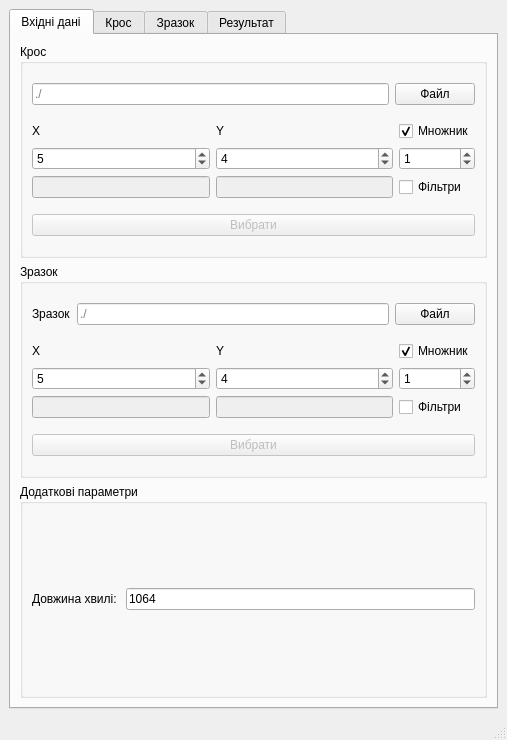
This is form.ui in xkronosua/QTR as Qt 5 draws it before an edit. The edited form follows.
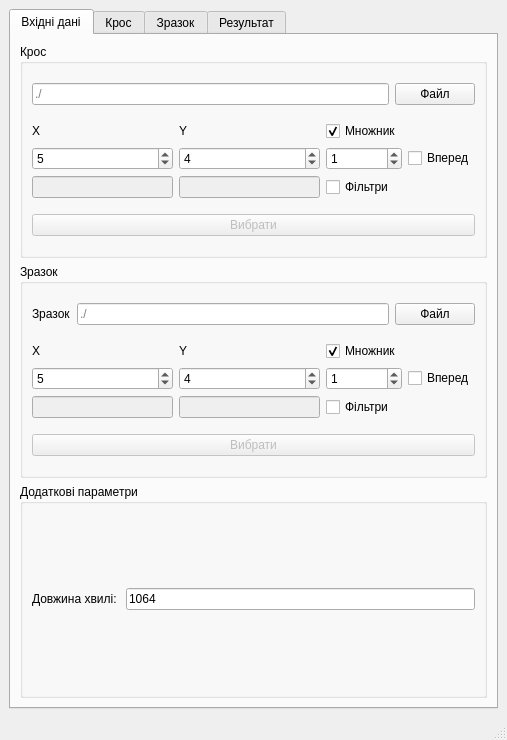
This is the edited form.

Commit message: додав відділення руху вперед для випадків великого гістерезису

Diff of the .ui file:
```diff
--- a/form.ui
+++ b/form.ui
@@ -105,7 +105,7 @@
            </item>
            <item>
             <layout class="QGridLayout" name="gridLayout_2">
-             <item row="1" column="1">
+             <item row="2" column="1">
               <widget class="QSpinBox" name="cYColumn">
                <property name="minimum">
                 <number>0</number>
@@ -118,7 +118,7 @@
                </property>
               </widget>
              </item>
-             <item row="1" column="3">
+             <item row="2" column="3">
               <widget class="QSpinBox" name="cMColumn">
                <property name="minimum">
                 <number>0</number>
@@ -131,7 +131,7 @@
                </property>
               </widget>
              </item>
-             <item row="1" column="0">
+             <item row="2" column="0">
               <widget class="QSpinBox" name="cXColumn">
                <property name="minimum">
                 <number>0</number>
@@ -186,27 +186,34 @@
                </property>
               </widget>
              </item>
-             <item row="2" column="0">
+             <item row="3" column="0">
               <widget class="QLineEdit" name="cXFilt">
                <property name="enabled">
                 <bool>false</bool>
                </property>
               </widget>
              </item>
-             <item row="2" column="1">
+             <item row="3" column="1">
               <widget class="QLineEdit" name="cYFilt">
                <property name="enabled">
                 <bool>false</bool>
                </property>
               </widget>
              </item>
-             <item row="2" column="3">
+             <item row="3" column="3">
               <widget class="QCheckBox" name="cFilt">
                <property name="text">
                 <string>Фільтри</string>
                </property>
               </widget>
              </item>
+             <item row="2" column="4">
+              <widget class="QCheckBox" name="cCutForward">
+               <property name="text">
+                <string>Вперед</string>
+               </property>
+              </widget>
+             </item>
             </layout>
            </item>
            <item>
@@ -360,6 +367,13 @@
                </property>
               </widget>
              </item>
+             <item row="1" column="4">
+              <widget class="QCheckBox" name="sCutForward">
+               <property name="text">
+                <string>Вперед</string>
+               </property>
+              </widget>
+             </item>
             </layout>
            </item>
            <item>
```
The commit also changes 5 other files.
